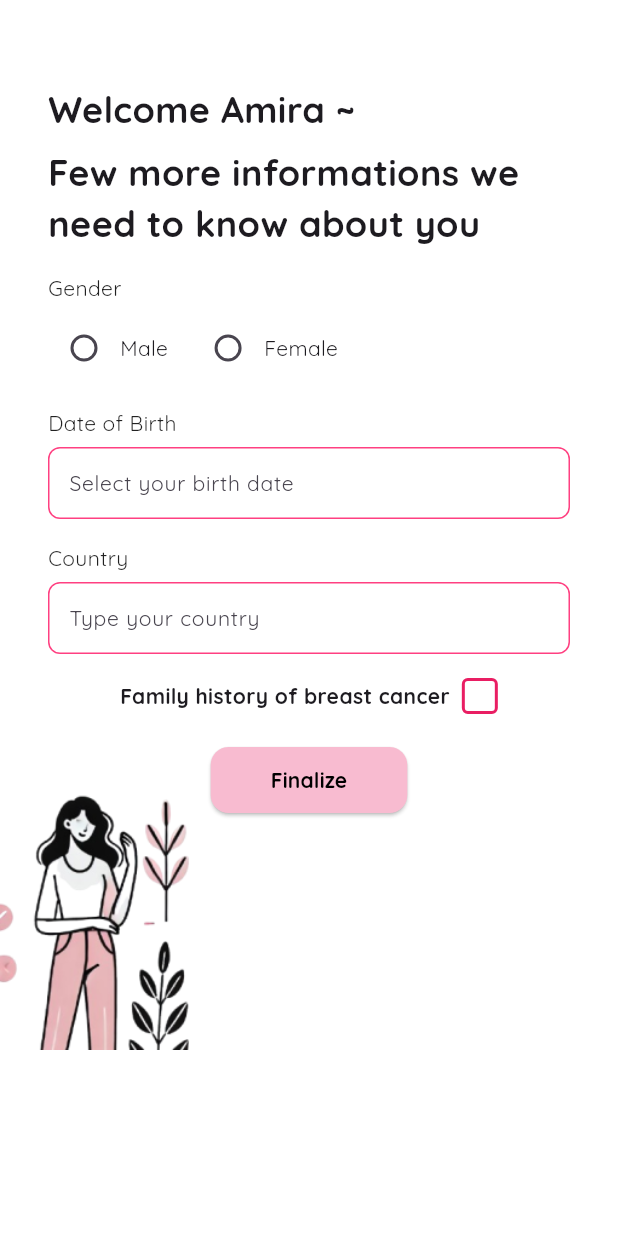
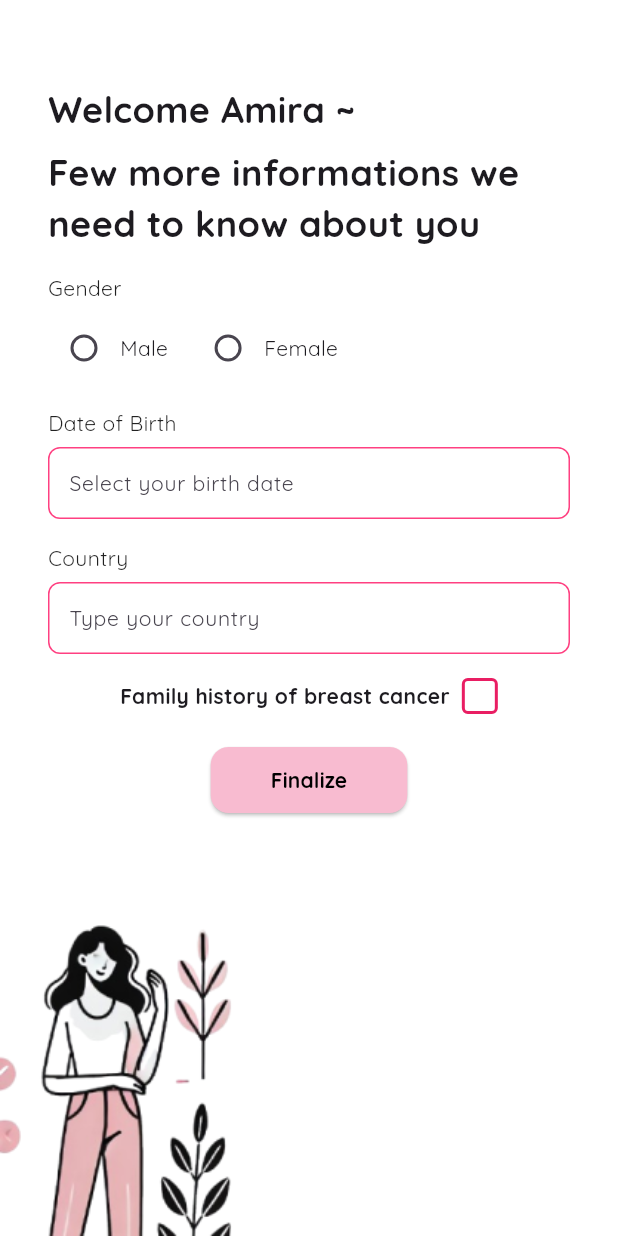
Before and after one commit to BechiriElbatoul/Pink-Bytes-Project, a Flutter app: the SignUpScreen screen opened by its route, after a tap on "SIGN UP", on a phone screen of 412 x 824 dp. Run offline on Flutter 3.47's test engine with Material 3 defaults, Android fonts, the phone set to English and light mode, and no system bars.

Commit message:
Committing all changes, including fonts, login, main.dart, and pubspec.yaml updates

```diff
--- a/Frontend/mobile-app/pinktober/lib/Sign_up.dart
+++ b/Frontend/mobile-app/pinktober/lib/Sign_up.dart
@@ -10,9 +10,7 @@ class SignUpScreen extends StatelessWidget {
       backgroundColor: Colors.white,
       body: SingleChildScrollView(
         child: Padding(
-          padding: const EdgeInsets.symmetric(
-              horizontal: 32.0,
-              vertical: 16.0), // Horizontal padding for spacing
+          padding: const EdgeInsets.symmetric(horizontal: 32.0, vertical: 16.0),
           child: Column(
             crossAxisAlignment: CrossAxisAlignment.start,
             children: [
@@ -109,9 +107,7 @@ class SignUpScreen extends StatelessWidget {
   }
 
   Widget _buildTextField(String label, {bool isPassword = false}) {
-    return Container(
-      height: 40, // Decreased height for the text fields
-      child: TextField(
+    return TextField(
         obscureText: isPassword,
         decoration: InputDecoration(
           border: OutlineInputBorder(
@@ -128,12 +124,12 @@ class SignUpScreen extends StatelessWidget {
           ),
           fillColor: Colors.white,
           filled: true,
-        ),
-        style: const TextStyle(
-          fontFamily: 'Quicksand',
-          fontWeight: FontWeight.bold,
-        ),
-      ),
-    );
+          contentPadding:
+              const EdgeInsets.symmetric(vertical: 12, horizontal: 10),
+          hintStyle: const TextStyle(
+            fontFamily: 'Quicksand',
+            fontSize: 14,
+          ),
+        ));
   }
 }
--- a/Frontend/mobile-app/pinktober/lib/information_screen.dart
+++ b/Frontend/mobile-app/pinktober/lib/information_screen.dart
@@ -19,12 +19,15 @@ class _InformationScreenState extends State<InformationScreen> {
       resizeToAvoidBottomInset:
           false, // Prevent layout from resizing when keyboard opens
       body: SafeArea(
-        // Wrap the Stack in a SafeArea
-        child: LayoutBuilder(
-          builder: (context, constraints) {
-            return Stack(
+        child: Stack(
           children: [
-                SingleChildScrollView(
+            Container(
+              color: const Color.fromARGB(255, 255, 255, 255)
+                  .withOpacity(0.2), // For visualization of container area
+              height: MediaQuery.of(context)
+                  .size
+                  .height, // Ensure it takes full height
+              child: SingleChildScrollView(
                 padding: const EdgeInsets.symmetric(
                     horizontal: 32.0, vertical: 16.0),
                 child: Column(
@@ -169,22 +172,21 @@ class _InformationScreenState extends State<InformationScreen> {
                         ),
                       ),
                     ),
-                      const SizedBox(height: 140),
+                    const SizedBox(height: 140), // Space for the image
                   ],
+                ),
               ),
             ),
             Positioned(
               bottom: 0,
               left: 0,
               child: Image.asset(
-                    'assets/images/sign_up.png',
-                    height: 180,
+                'assets/images/sign_up.png', // Path to your image
+                height: 220, // Adjust height as necessary
                 fit: BoxFit.cover,
               ),
             ),
           ],
-            );
-          },
         ),
       ),
     );
--- a/Frontend/mobile-app/pinktober/lib/login.dart
+++ b/Frontend/mobile-app/pinktober/lib/login.dart
@@ -7,7 +7,8 @@ class LoginScreen extends StatelessWidget {
   Widget build(BuildContext context) {
     return Scaffold(
       backgroundColor: Colors.white,
-      body: Padding(
+      body: SingleChildScrollView(
+        // Add SingleChildScrollView here
         padding: const EdgeInsets.symmetric(
             horizontal: 32.0, vertical: 16.0), // Increased horizontal padding
         child: Column(
```
Lines whose indentation alone changed are shown as unchanged.
